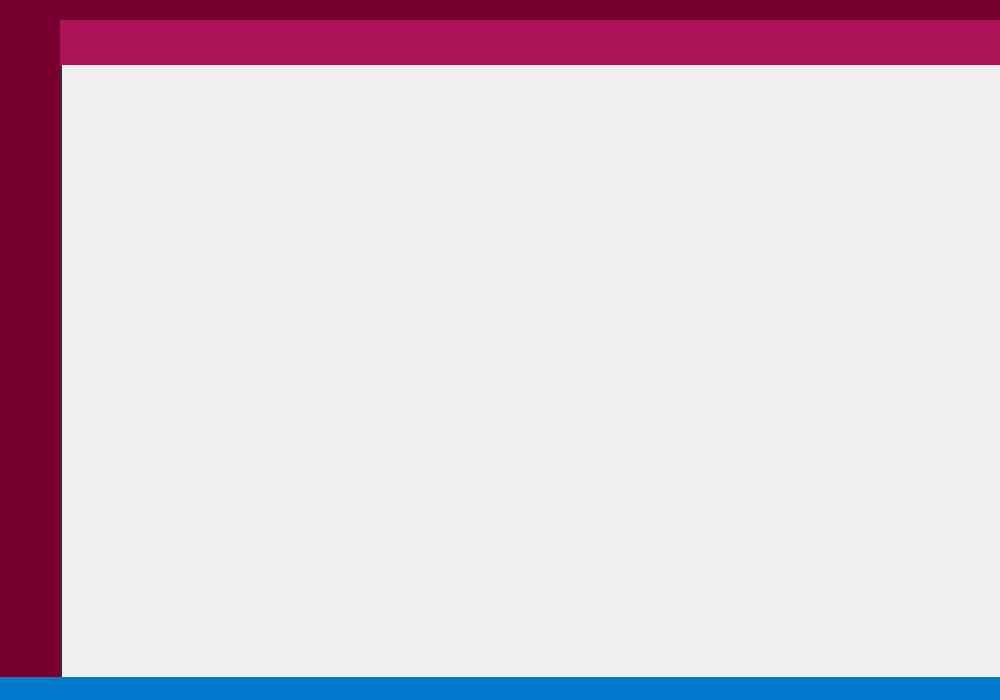
This is Software/development/Form/main.ui in Debaq/Fullaxis as Qt 5 draws it before an edit. The edited form follows.
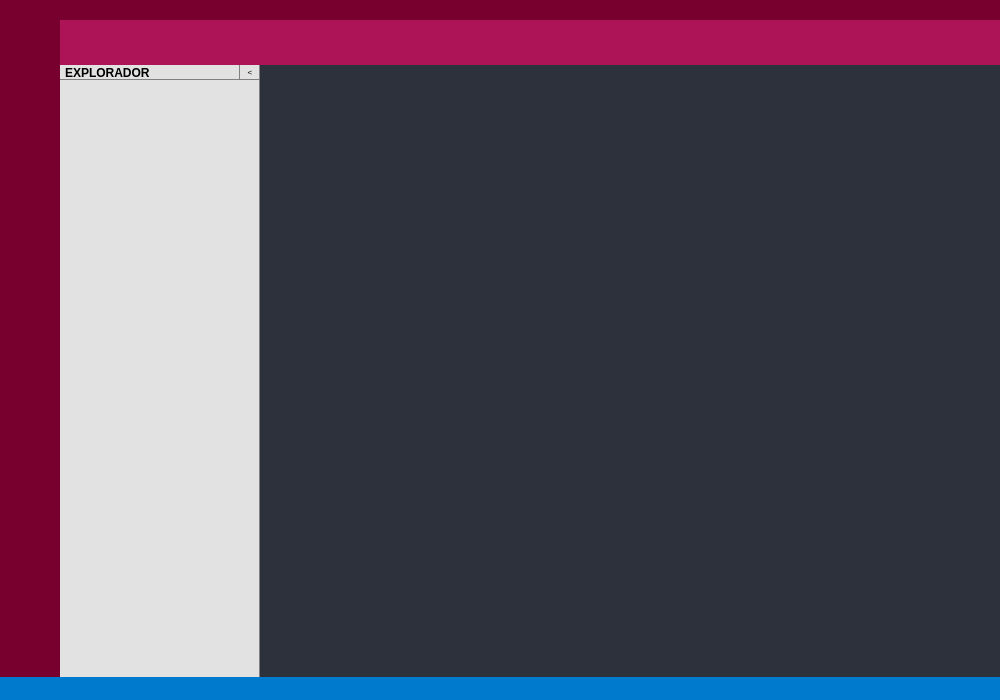
This is the edited form. Icons and pictures are not drawn.

Diff of the .ui file:
```diff
--- a/Software/development/Form/main.ui
+++ b/Software/development/Form/main.ui
@@ -20,6 +20,12 @@
    <string>FullAxis</string>
   </property>
   <widget class="QWidget" name="FrameMain_L0">
+   <property name="sizePolicy">
+    <sizepolicy hsizetype="Expanding" vsizetype="Expanding">
+     <horstretch>0</horstretch>
+     <verstretch>0</verstretch>
+    </sizepolicy>
+   </property>
    <layout class="QVBoxLayout" name="layoutFrameMain_L0">
     <property name="spacing">
      <number>0</number>
@@ -635,26 +641,182 @@
               <widget class="QFrame" name="Frame_explorador">
                <property name="minimumSize">
                 <size>
-                 <width>2</width>
+                 <width>0</width>
                  <height>0</height>
                 </size>
                </property>
                <property name="maximumSize">
                 <size>
-                 <width>2</width>
+                 <width>200</width>
                  <height>16777215</height>
                 </size>
                </property>
+               <property name="styleSheet">
+                <string notr="true">background-color: rgb(225, 226, 225);
+border-right	: 1px solid gray;</string>
+               </property>
+               <property name="frameShape">
+                <enum>QFrame::NoFrame</enum>
+               </property>
+               <layout class="QVBoxLayout" name="layaoutFrameOption_L5">
+                <property name="spacing">
+                 <number>0</number>
+                </property>
+                <property name="leftMargin">
+                 <number>0</number>
+                </property>
+                <property name="topMargin">
+                 <number>0</number>
+                </property>
+                <property name="rightMargin">
+                 <number>0</number>
+                </property>
+                <property name="bottomMargin">
+                 <number>0</number>
+                </property>
+                <item>
+                 <widget class="QFrame" name="TitleExplorer_L6">
+                  <property name="enabled">
+                   <bool>true</bool>
+                  </property>
+                  <property name="minimumSize">
+                   <size>
+                    <width>0</width>
+                    <height>10</height>
+                   </size>
+                  </property>
+                  <property name="maximumSize">
+                   <size>
+                    <width>16777215</width>
+                    <height>15</height>
+                   </size>
+                  </property>
+                  <property name="styleSheet">
+                   <string notr="true">border-bottom : 1px solid gray;</string>
+                  </property>
+                  <layout class="QHBoxLayout" name="layoutTitleExplorer_L6">
+                   <property name="spacing">
+                    <number>0</number>
+                   </property>
+                   <property name="leftMargin">
+                    <number>5</number>
+                   </property>
+                   <property name="topMargin">
+                    <number>0</number>
+                   </property>
+                   <property name="rightMargin">
+                    <number>0</number>
+                   </property>
+                   <property name="bottomMargin">
+                    <number>0</number>
+                   </property>
+                   <item>
+                    <widget class="QLabel" name="lbl_Explorer">
+                     <property name="enabled">
+                      <bool>true</bool>
+                     </property>
+                     <property name="sizePolicy">
+                      <sizepolicy hsizetype="Minimum" vsizetype="Preferred">
+                       <horstretch>0</horstretch>
+                       <verstretch>0</verstretch>
+                      </sizepolicy>
+                     </property>
+                     <property name="font">
+                      <font>
+                       <pointsize>9</pointsize>
+                       <weight>75</weight>
+                       <bold>true</bold>
+                      </font>
+                     </property>
+                     <property name="text">
+                      <string>EXPLORADOR</string>
+                     </property>
+                     <property name="alignment">
+                      <set>Qt::AlignLeading|Qt::AlignLeft|Qt::AlignVCenter</set>
+                     </property>
+                    </widget>
+                   </item>
+                   <item>
+                    <widget class="QPushButton" name="btn_ContractExplorer">
+                     <property name="minimumSize">
+                      <size>
+                       <width>20</width>
+                       <height>0</height>
+                      </size>
+                     </property>
+                     <property name="maximumSize">
+                      <size>
+                       <width>20</width>
+                       <height>16777215</height>
+                      </size>
+                     </property>
+                     <property name="font">
+                      <font>
+                       <pointsize>6</pointsize>
+                       <weight>50</weight>
+                       <bold>false</bold>
+                       <kerning>false</kerning>
+                      </font>
+                     </property>
+                     <property name="styleSheet">
+                      <string notr="true">background-color: rgba(0, 0, 0, 0);
+	border: none;
+</string>
+                     </property>
+                     <property name="text">
+                      <string>&lt;</string>
+                     </property>
+                    </widget>
+                   </item>
+                  </layout>
+                 </widget>
+                </item>
+                <item>
+                 <widget class="QFrame" name="ContentExplorer">
+                  <layout class="QVBoxLayout" name="verticalLayout_5">
+                   <property name="spacing">
+                    <number>0</number>
+                   </property>
+                   <property name="leftMargin">
+                    <number>0</number>
+                   </property>
+                   <property name="topMargin">
+                    <number>0</number>
+                   </property>
+                   <property name="rightMargin">
+                    <number>0</number>
+                   </property>
+                   <property name="bottomMargin">
+                    <number>0</number>
+                   </property>
+                  </layout>
+                 </widget>
+                </item>
+               </layout>
+              </widget>
+             </item>
+             <item>
+              <widget class="QFrame" name="FrameCenter_L5">
                <property name="styleSheet">
                 <string notr="true">background-color: rgb(44, 49, 60);</string>
                </property>
-               <layout class="QVBoxLayout" name="verticalLayout_3"/>
-              </widget>
-             </item>
-             <item>
-              <widget class="QStackedWidget" name="stackedWidget">
-               <widget class="QWidget" name="page_home"/>
-               <widget class="QWidget" name="page_workspace"/>
+               <layout class="QHBoxLayout" name="layoutFrameCenter_L5">
+                <property name="spacing">
+                 <number>0</number>
+                </property>
+                <property name="leftMargin">
+                 <number>0</number>
+                </property>
+                <property name="topMargin">
+                 <number>0</number>
+                </property>
+                <property name="rightMargin">
+                 <number>0</number>
+                </property>
+                <property name="bottomMargin">
+                 <number>0</number>
+                </property>
+               </layout>
               </widget>
              </item>
             </layout>
```
Left out of the diff: 4 changed lines with no effect on the pictures.
